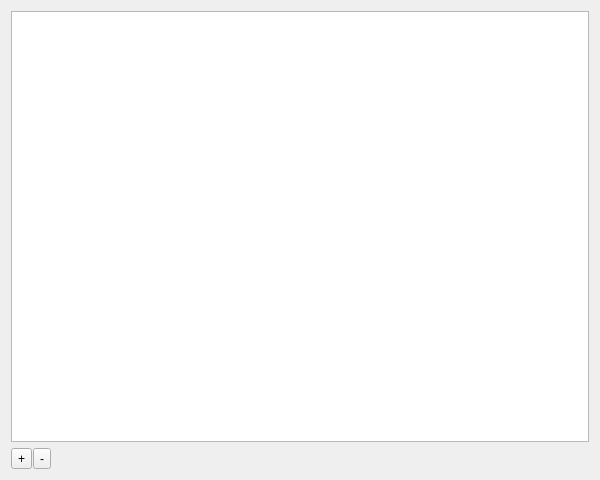
The window that frameworks/qt/plugins/object/ObjectInspectorForm.ui (dmzgroup/dmz) describes before a commit, drawn with Qt 5.
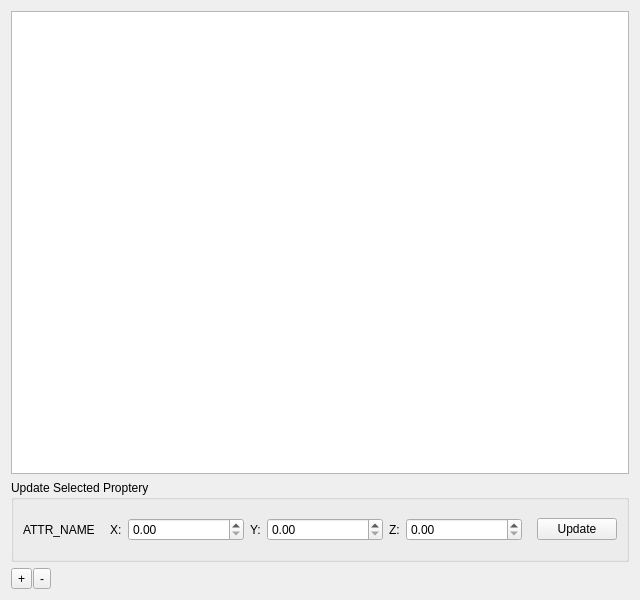
The same window after the commit. The open tabs and pages were chosen to show the change.

Commit message: use a custom model for displaying object property tree

The edit to the form file:
```diff
--- a/frameworks/qt/plugins/object/ObjectInspectorForm.ui
+++ b/frameworks/qt/plugins/object/ObjectInspectorForm.ui
@@ -6,8 +6,8 @@
    <rect>
     <x>0</x>
     <y>0</y>
-    <width>600</width>
-    <height>480</height>
+    <width>640</width>
+    <height>600</height>
    </rect>
   </property>
   <property name="windowTitle">
@@ -16,15 +16,176 @@
   <layout class="QVBoxLayout" name="verticalLayout">
    <item>
     <widget class="QTreeView" name="treeView">
+     <property name="sizePolicy">
+      <sizepolicy hsizetype="Expanding" vsizetype="Expanding">
+       <horstretch>0</horstretch>
+       <verstretch>1</verstretch>
+      </sizepolicy>
+     </property>
+     <property name="midLineWidth">
+      <number>0</number>
+     </property>
      <property name="alternatingRowColors">
       <bool>true</bool>
      </property>
+     <property name="iconSize">
+      <size>
+       <width>18</width>
+       <height>18</height>
+      </size>
+     </property>
+     <property name="textElideMode">
+      <enum>Qt::ElideMiddle</enum>
+     </property>
      <property name="uniformRowHeights">
       <bool>true</bool>
      </property>
-     <property name="allColumnsShowFocus">
+     <attribute name="headerCascadingSectionResizes">
       <bool>true</bool>
+     </attribute>
+     <attribute name="headerHighlightSections">
+      <bool>true</bool>
+     </attribute>
+     <attribute name="headerShowSortIndicator" stdset="0">
+      <bool>true</bool>
+     </attribute>
+    </widget>
+   </item>
+   <item>
+    <widget class="QGroupBox" name="groupBox">
+     <property name="sizePolicy">
+      <sizepolicy hsizetype="Preferred" vsizetype="Minimum">
+       <horstretch>0</horstretch>
+       <verstretch>0</verstretch>
+      </sizepolicy>
      </property>
+     <property name="title">
+      <string>Update Selected Proptery</string>
+     </property>
+     <layout class="QHBoxLayout" name="horizontalLayout_9">
+      <item>
+       <layout class="QHBoxLayout" name="horizontalLayout_6">
+        <item>
+         <widget class="QLabel" name="attributeNameLabel">
+          <property name="text">
+           <string>ATTR_NAME</string>
+          </property>
+         </widget>
+        </item>
+        <item>
+         <widget class="QStackedWidget" name="stackedWidget">
+          <property name="sizePolicy">
+           <sizepolicy hsizetype="Minimum" vsizetype="Preferred">
+            <horstretch>0</horstretch>
+            <verstretch>0</verstretch>
+           </sizepolicy>
+          </property>
+          <property name="currentIndex">
+           <number>2</number>
+          </property>
+          <widget class="QWidget" name="textPage">
+           <layout class="QHBoxLayout" name="horizontalLayout_2">
+            <item>
+             <widget class="QLineEdit" name="textLineEdit"/>
+            </item>
+           </layout>
+          </widget>
+          <widget class="QWidget" name="scalarPage">
+           <layout class="QHBoxLayout" name="horizontalLayout_5">
+            <item>
+             <widget class="QDoubleSpinBox" name="scalarSpinBox"/>
+            </item>
+           </layout>
+          </widget>
+          <widget class="QWidget" name="itemPage">
+           <layout class="QHBoxLayout" name="horizontalLayout_7">
+            <item>
+             <widget class="QComboBox" name="itemComboBox"/>
+            </item>
+           </layout>
+          </widget>
+          <widget class="QWidget" name="boolPage">
+           <layout class="QHBoxLayout" name="horizontalLayout_8">
+            <item>
+             <widget class="QCheckBox" name="boolCheckBox">
+              <property name="text">
+               <string>CheckBox</string>
+              </property>
+             </widget>
+            </item>
+           </layout>
+          </widget>
+          <widget class="QWidget" name="vectorePage">
+           <layout class="QHBoxLayout" name="horizontalLayout_4">
+            <item>
+             <layout class="QHBoxLayout" name="horizontalLayout_3">
+              <item>
+               <widget class="QLabel" name="label_3">
+                <property name="text">
+                 <string>X:</string>
+                </property>
+               </widget>
+              </item>
+              <item>
+               <widget class="QDoubleSpinBox" name="xSpinBox">
+                <property name="sizePolicy">
+                 <sizepolicy hsizetype="MinimumExpanding" vsizetype="Fixed">
+                  <horstretch>0</horstretch>
+                  <verstretch>0</verstretch>
+                 </sizepolicy>
+                </property>
+               </widget>
+              </item>
+              <item>
+               <widget class="QLabel" name="label_4">
+                <property name="text">
+                 <string>Y:</string>
+                </property>
+               </widget>
+              </item>
+              <item>
+               <widget class="QDoubleSpinBox" name="ySpinBox">
+                <property name="sizePolicy">
+                 <sizepolicy hsizetype="MinimumExpanding" vsizetype="Fixed">
+                  <horstretch>0</horstretch>
+                  <verstretch>0</verstretch>
+                 </sizepolicy>
+                </property>
+               </widget>
+              </item>
+              <item>
+               <widget class="QLabel" name="label_5">
+                <property name="text">
+                 <string>Z:</string>
+                </property>
+               </widget>
+              </item>
+              <item>
+               <widget class="QDoubleSpinBox" name="zSpinBox">
+                <property name="sizePolicy">
+                 <sizepolicy hsizetype="MinimumExpanding" vsizetype="Fixed">
+                  <horstretch>0</horstretch>
+                  <verstretch>0</verstretch>
+                 </sizepolicy>
+                </property>
+               </widget>
+              </item>
+             </layout>
+            </item>
+           </layout>
+          </widget>
+         </widget>
+        </item>
+       </layout>
+      </item>
+      <item>
+       <widget class="QPushButton" name="updateButton">
+        <property name="text">
+         <string>Update</string>
+        </property>
+       </widget>
+      </item>
+     </layout>
     </widget>
    </item>
    <item>
```
The commit also changes 5 other files.
